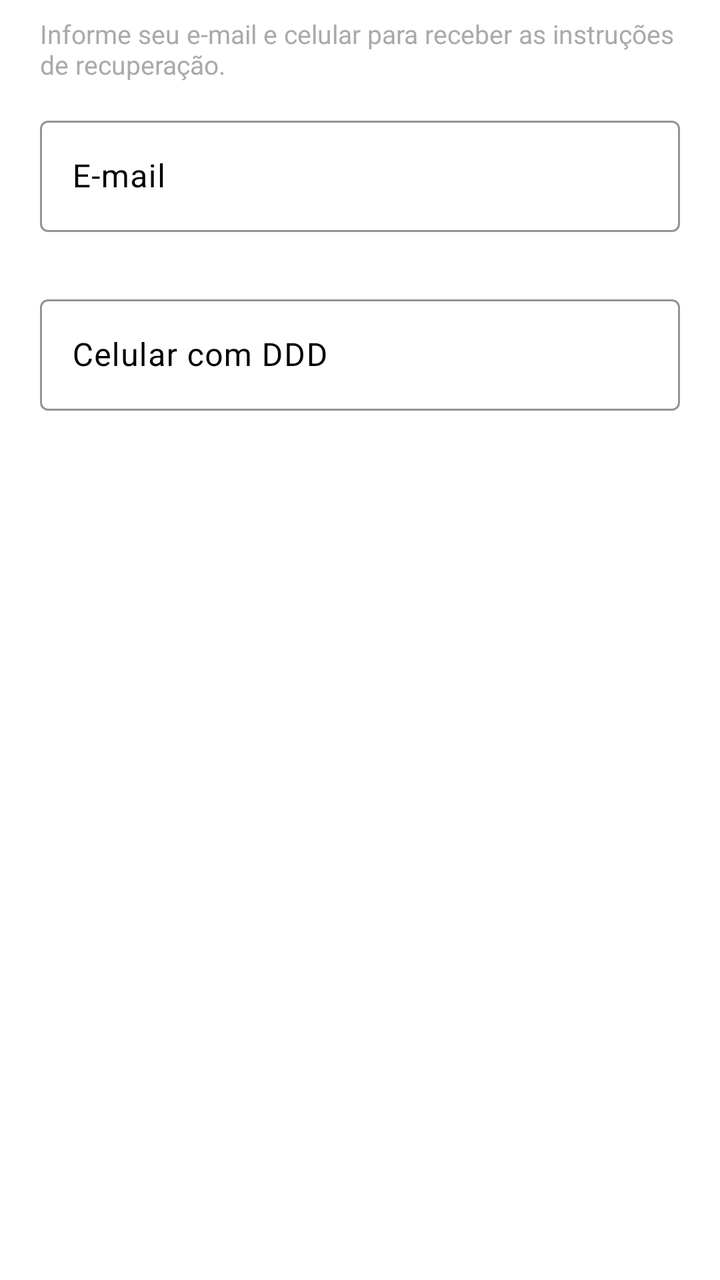
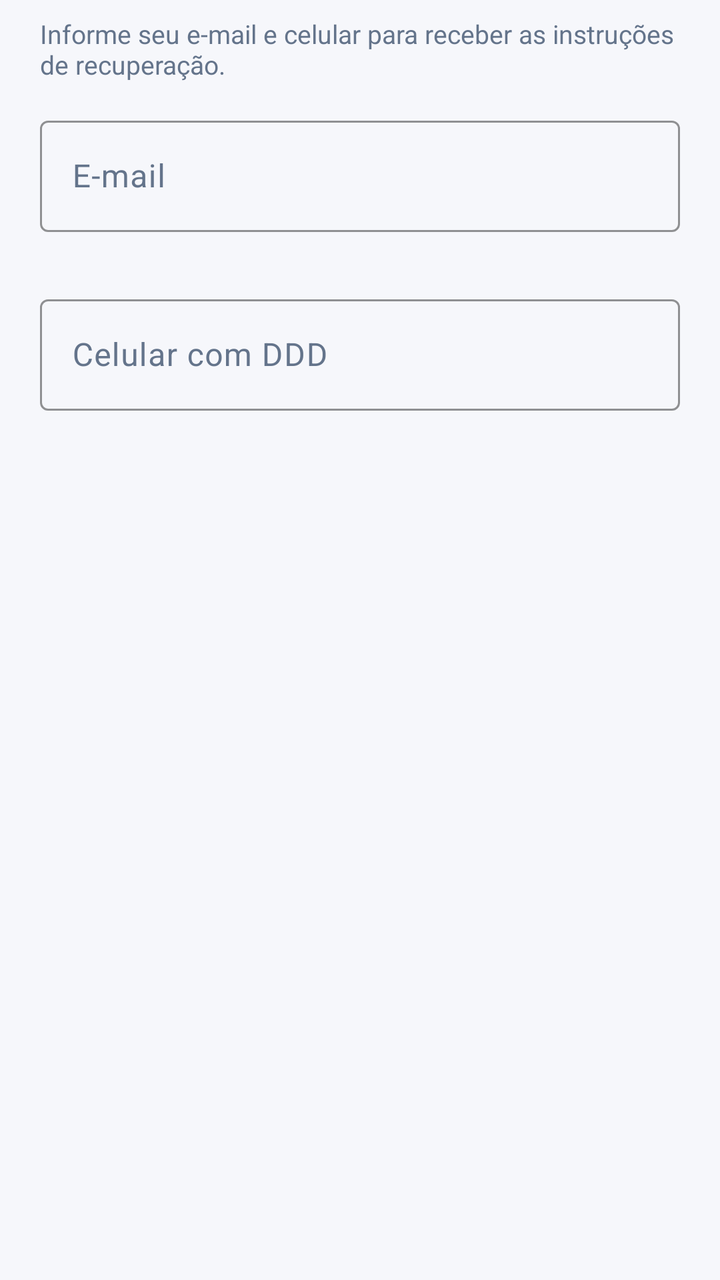

Before-and-after screenshots of an Android layout around one commit, followed by the original layout XML and the change that was made.
<!-- AndroidManifest.xml: application theme Theme.Appfinanceiro -->
<!-- res/layout/dialog_forgot_password.xml -->
<?xml version="1.0" encoding="utf-8"?>
<LinearLayout xmlns:android="http://schemas.android.com/apk/res/android"
    xmlns:app="http://schemas.android.com/apk/res-auto"
    android:layout_width="match_parent"
    android:layout_height="wrap_content"
    android:orientation="vertical"
    android:paddingStart="20dp"
    android:paddingTop="8dp"
    android:paddingEnd="20dp"
    android:paddingBottom="4dp">

    <TextView
        android:layout_width="match_parent"
        android:layout_height="wrap_content"
        android:text="Informe seu e-mail e celular para receber as instruções de recuperação."
        android:textColor="@android:color/darker_gray"
        android:textSize="13sp" />

    <com.google.android.material.textfield.TextInputLayout
        android:id="@+id/forgotEmailInputLayout"
        android:layout_width="match_parent"
        android:layout_height="wrap_content"
        android:layout_marginTop="14dp"
        android:hint="E-mail"
        app:boxBackgroundMode="outline"
        app:boxStrokeColor="@color/primary_purple"
        app:errorEnabled="true">

        <com.google.android.material.textfield.TextInputEditText
            android:id="@+id/forgotEmailEditText"
            android:layout_width="match_parent"
            android:layout_height="wrap_content"
            android:inputType="textEmailAddress"
            android:singleLine="true"
            android:textColor="@android:color/black" />
    </com.google.android.material.textfield.TextInputLayout>

    <com.google.android.material.textfield.TextInputLayout
        android:id="@+id/forgotCellphoneInputLayout"
        android:layout_width="match_parent"
        android:layout_height="wrap_content"
        android:layout_marginTop="8dp"
        android:hint="Celular com DDD"
        app:boxBackgroundMode="outline"
        app:boxStrokeColor="@color/primary_purple"
        app:errorEnabled="true">

        <com.google.android.material.textfield.TextInputEditText
            android:id="@+id/forgotCellphoneEditText"
            android:layout_width="match_parent"
            android:layout_height="wrap_content"
            android:inputType="phone"
            android:singleLine="true"
            android:textColor="@android:color/black" />
    </com.google.android.material.textfield.TextInputLayout>
</LinearLayout>
<!-- resources referenced by this layout -->
<resources>
  <color name="primary_purple">#6C63FF</color>
  <style name="Theme.Appfinanceiro" parent="Theme.Material3.Light.NoActionBar">
          
          <item name="colorPrimary">@color/primary_purple</item>
          <item name="colorOnPrimary">@color/glass_white</item>
          <item name="colorPrimaryContainer">@color/glass_white_translucent</item>
          <item name="colorOnPrimaryContainer">@android:color/black</item>
  
          
          <item name="colorSecondary">@color/primary_blue</item>
          <item name="colorOnSecondary">@color/glass_white</item>
          <item name="colorSecondaryContainer">@color/glass_white_translucent</item>
          <item name="colorOnSecondaryContainer">@android:color/black</item>
  
          
          <item name="colorSurface">@color/glass_white_translucent</item>
          <item name="colorOnSurface">@android:color/black</item>
          <item name="colorSurfaceVariant">@color/glass_white_translucent</item>
          <item name="colorOnSurfaceVariant">@android:color/black</item>
  
          
          <item name="android:windowBackground">@android:color/transparent</item>
          <item name="android:colorBackground">@android:color/white</item>
  
          
          <item name="colorError">@android:color/holo_red_dark</item>
          <item name="colorOnError">@color/glass_white</item>
  
          
          <item name="colorOutline">@color/glass_white_translucent</item>
  
          
          <item name="android:statusBarColor">@android:color/transparent</item>
          <item name="android:windowLightStatusBar">true</item>
  
          
          <item name="android:navigationBarColor">@android:color/white</item>
          <item name="android:windowLightNavigationBar">true</item>
      </style>
  <color name="glass_white">#FFFFFF</color>
  <color name="glass_white_translucent">#80FFFFFF</color>
  <color name="primary_blue">#3A8DFF</color>
</resources>

<!-- the commit's change to res/layout/dialog_forgot_password.xml (unified diff, before → after) -->
@@ -13,7 +13,7 @@
         android:layout_width="match_parent"
         android:layout_height="wrap_content"
         android:text="Informe seu e-mail e celular para receber as instruções de recuperação."
-        android:textColor="@android:color/darker_gray"
+        android:textColor="?attr/colorOnSurfaceVariant"
         android:textSize="13sp" />
 
     <com.google.android.material.textfield.TextInputLayout
@@ -23,7 +23,7 @@
         android:layout_marginTop="14dp"
         android:hint="E-mail"
         app:boxBackgroundMode="outline"
-        app:boxStrokeColor="@color/primary_purple"
+        app:boxStrokeColor="?attr/colorPrimary"
         app:errorEnabled="true">
 
         <com.google.android.material.textfield.TextInputEditText
@@ -32,7 +32,7 @@
             android:layout_height="wrap_content"
             android:inputType="textEmailAddress"
             android:singleLine="true"
-            android:textColor="@android:color/black" />
+            android:textColor="?attr/colorOnSurface" />
     </com.google.android.material.textfield.TextInputLayout>
 
     <com.google.android.material.textfield.TextInputLayout
@@ -42,7 +42,7 @@
         android:layout_marginTop="8dp"
         android:hint="Celular com DDD"
         app:boxBackgroundMode="outline"
-        app:boxStrokeColor="@color/primary_purple"
+        app:boxStrokeColor="?attr/colorPrimary"
         app:errorEnabled="true">
 
         <com.google.android.material.textfield.TextInputEditText
@@ -51,6 +51,6 @@
             android:layout_height="wrap_content"
             android:inputType="phone"
             android:singleLine="true"
-            android:textColor="@android:color/black" />
+            android:textColor="?attr/colorOnSurface" />
     </com.google.android.material.textfield.TextInputLayout>
 </LinearLayout>
<!-- resource entries referenced after the edit -->
@@ -1,46 +1,65 @@
 <!-- resources referenced by this layout -->
 <resources>
-  <color name="primary_purple">#6C63FF</color>
-  <style name="Theme.Appfinanceiro" parent="Theme.Material3.Light.NoActionBar">
+  <style name="Theme.Appfinanceiro" parent="Theme.Appfinanceiro.Base">
+          <item name="android:windowLightStatusBar">true</item>
+          <item name="android:windowLightNavigationBar">true</item>
+      </style>
+  <style name="Theme.Appfinanceiro.Base" parent="Theme.Material3.DayNight.NoActionBar">
           
-          <item name="colorPrimary">@color/primary_purple</item>
-          <item name="colorOnPrimary">@color/glass_white</item>
-          <item name="colorPrimaryContainer">@color/glass_white_translucent</item>
-          <item name="colorOnPrimaryContainer">@android:color/black</item>
+          <item name="colorPrimary">@color/brand_primary</item>
+          <item name="colorOnPrimary">@color/on_brand</item>
+          <item name="colorPrimaryContainer">@color/surface_variant</item>
+          <item name="colorOnPrimaryContainer">@color/on_surface</item>
   
           
-          <item name="colorSecondary">@color/primary_blue</item>
-          <item name="colorOnSecondary">@color/glass_white</item>
-          <item name="colorSecondaryContainer">@color/glass_white_translucent</item>
-          <item name="colorOnSecondaryContainer">@android:color/black</item>
+          <item name="colorSecondary">@color/brand_secondary</item>
+          <item name="colorOnSecondary">@color/on_brand</item>
+          <item name="colorSecondaryContainer">@color/surface_variant</item>
+          <item name="colorOnSecondaryContainer">@color/on_surface</item>
   
           
-          <item name="colorSurface">@color/glass_white_translucent</item>
-          <item name="colorOnSurface">@android:color/black</item>
-          <item name="colorSurfaceVariant">@color/glass_white_translucent</item>
-          <item name="colorOnSurfaceVariant">@android:color/black</item>
+          <item name="colorTertiary">@color/cta_primary</item>
+          <item name="colorOnTertiary">@color/on_cta</item>
   
           
-          <item name="android:windowBackground">@android:color/transparent</item>
-          <item name="android:colorBackground">@android:color/white</item>
+          <item name="colorSurface">@color/surface</item>
+          <item name="colorOnSurface">@color/on_surface</item>
+          <item name="colorSurfaceVariant">@color/surface_variant</item>
+          <item name="colorOnSurfaceVariant">@color/on_surface_variant</item>
+          <item name="colorSurfaceContainer">@color/surface_variant</item>
+          <item name="colorSurfaceContainerHigh">@color/surface_elevated</item>
   
           
-          <item name="colorError">@android:color/holo_red_dark</item>
-          <item name="colorOnError">@color/glass_white</item>
+          <item name="android:windowBackground">@color/background</item>
+          <item name="android:colorBackground">@color/background</item>
+          <item name="colorOnBackground">@color/on_background</item>
   
           
-          <item name="colorOutline">@color/glass_white_translucent</item>
+          <item name="colorError">@color/error</item>
+          <item name="colorOnError">@color/on_error</item>
+  
+          
+          <item name="colorOutline">@color/outline</item>
+          <item name="colorOutlineVariant">@color/outline</item>
   
           
           <item name="android:statusBarColor">@android:color/transparent</item>
-          <item name="android:windowLightStatusBar">true</item>
-  
-          
-          <item name="android:navigationBarColor">@android:color/white</item>
-          <item name="android:windowLightNavigationBar">true</item>
+          <item name="android:navigationBarColor">@color/surface</item>
       </style>
-  <color name="glass_white">#FFFFFF</color>
-  <color name="glass_white_translucent">#80FFFFFF</color>
-  <color name="primary_blue">#3A8DFF</color>
+  <color name="brand_primary">#FF4F46E5</color>
+  <color name="on_brand">#FFFFFFFF</color>
+  <color name="surface_variant">#FFEEF1F8</color>
+  <color name="on_surface">#FF0F172A</color>
+  <color name="brand_secondary">#FF0EA5E9</color>
+  <color name="cta_primary">#FF047857</color>
+  <color name="on_cta">#FFFFFFFF</color>
+  <color name="surface">#FFFFFFFF</color>
+  <color name="on_surface_variant">#FF64748B</color>
+  <color name="surface_elevated">#FFFFFFFF</color>
+  <color name="background">#FFF6F7FB</color>
+  <color name="on_background">#FF0F172A</color>
+  <color name="error">#FFDC2626</color>
+  <color name="on_error">#FFFFFFFF</color>
+  <color name="outline">#FFE2E8F0</color>
 </resources>
 
